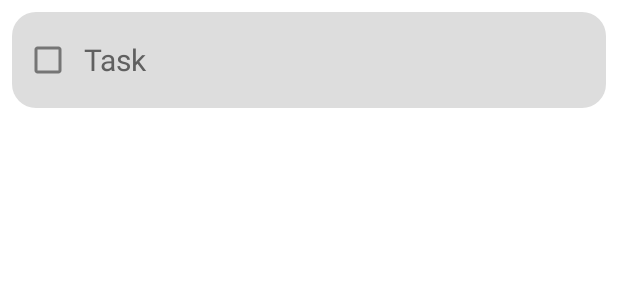
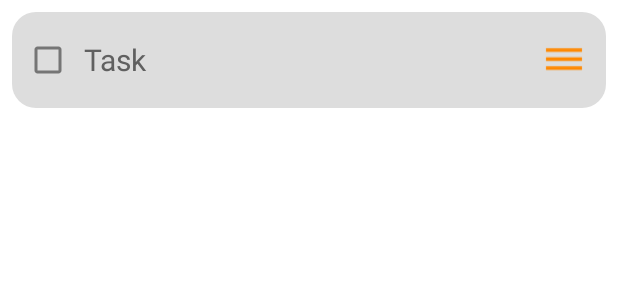
Before and after one commit to DanisDeveloper/TODO_LIST, an Android app: the layout todo_item.xml on its own in the app's theme, with its tools: preview values and no code run, on a phone screen of 412 x 824 dp. Shown: the top 300 px of the screen. Run offline under Robolectric (Android 15) with nearby library versions, the phone set to English and light mode, and no system bars.

Commit message:
itemTouchHelper with bug

```diff
--- a/app/src/main/java/com/danis/android/todo_list/model/Repository.kt
+++ b/app/src/main/java/com/danis/android/todo_list/model/Repository.kt
@@ -29,6 +29,11 @@ class Repository(context:Context) {
             DAO.updateTODO(list)
         }
     }
+    fun deleteTODO(case:CaseTODO){
+        executor.execute{
+            DAO.deleteTODO(case)
+        }
+    }
 
     fun getNotesList():LiveData<List<CaseNotes>> = DAO.getNotesList()
     fun getNote(id:UUID):LiveData<CaseNotes?> = DAO.getNote(id)
--- a/app/src/main/java/com/danis/android/todo_list/viewModel/TODOViewModel.kt
+++ b/app/src/main/java/com/danis/android/todo_list/viewModel/TODOViewModel.kt
@@ -26,5 +26,8 @@ class TODOViewModel:ViewModel() {
     fun saveTODOList(list:List<CaseTODO>){
         repository.updateTODO(list)
     }
+    fun deleteTodo(case:CaseTODO){
+        repository.deleteTODO(case)
+    }
 
 }
--- /dev/null
+++ b/app/src/main/res/drawable/ic_dehaze.xml
@@ -0,0 +1,5 @@
+<vector android:height="24dp" android:tint="#FFFFFF"
+    android:viewportHeight="24" android:viewportWidth="24"
+    android:width="24dp" xmlns:android="http://schemas.android.com/apk/res/android">
+    <path android:fillColor="@android:color/white" android:pathData="M2,15.5v2h20v-2L2,15.5zM2,10.5v2h20v-2L2,10.5zM2,5.5v2h20v-2L2,5.5z"/>
+</vector>
--- a/app/src/main/res/layout/todo_item.xml
+++ b/app/src/main/res/layout/todo_item.xml
@@ -21,6 +21,7 @@
             android:layout_height="wrap_content"
             android:layout_gravity="center|left"
             android:layout_marginTop="8dp"
+            android:layout_marginEnd="8dp"
             android:layout_marginBottom="8dp"
             android:background="@null"
             android:ems="10"
@@ -32,7 +33,7 @@
             android:textColorHint="@color/hint"
             android:textSize="20sp"
             app:layout_constraintBottom_toBottomOf="parent"
-            app:layout_constraintEnd_toEndOf="parent"
+            app:layout_constraintEnd_toStartOf="@+id/move_imageView"
             app:layout_constraintStart_toEndOf="@+id/checkBox"
             app:layout_constraintTop_toTopOf="parent" />
 
@@ -43,5 +44,20 @@
             android:layout_marginTop="8dp"
             app:layout_constraintStart_toStartOf="parent"
             app:layout_constraintTop_toTopOf="parent" />
+
+        <ImageView
+            android:id="@+id/move_imageView"
+            android:layout_width="wrap_content"
+            android:layout_height="wrap_content"
+            android:layout_marginEnd="16dp"
+            android:maxHeight="48dp"
+            android:scaleType="centerCrop"
+            android:scaleX="1.2"
+            android:scaleY="1.2"
+            android:tint="@color/orange"
+            app:layout_constraintBottom_toBottomOf="parent"
+            app:layout_constraintEnd_toEndOf="parent"
+            app:layout_constraintTop_toTopOf="parent"
+            app:srcCompat="@drawable/ic_dehaze" />
     </androidx.constraintlayout.widget.ConstraintLayout>
 </layout>
--- a/app/src/main/res/values/strings.xml
+++ b/app/src/main/res/values/strings.xml
@@ -9,4 +9,7 @@
     <string name="hint_task">Task</string>
     <string name="hint_title">Title</string>
     <string name="hint_content">Content</string>
+    <string name="delete_text_view">Delete?</string>
+    <string name="no_button">No</string>
+    <string name="yes_button">Yes</string>
 </resources>
```
Also changed, not shown: app/src/main/java/com/danis/android/todo_list/model/database/DAO.kt (+4 -6 lines), app/src/main/java/com/danis/android/todo_list/view/ChoiceDialogFragment.kt (added, +46 -0 lines), app/src/main/java/com/danis/android/todo_list/view/TodoFragment.kt (+38 -3 lines), app/src/main/res/layout/choice_dialog_fragment.xml (added, +50 -0 lines), app/src/main/res/drawable/ic_notes.png.
